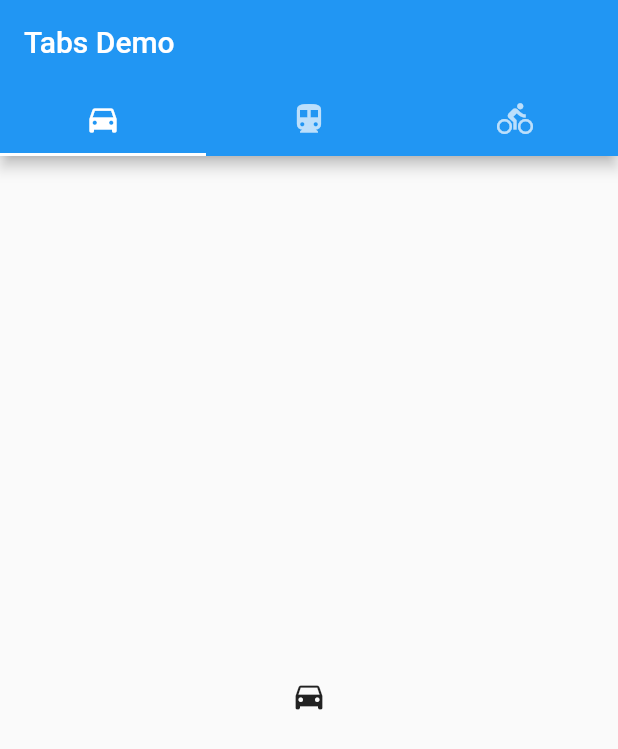
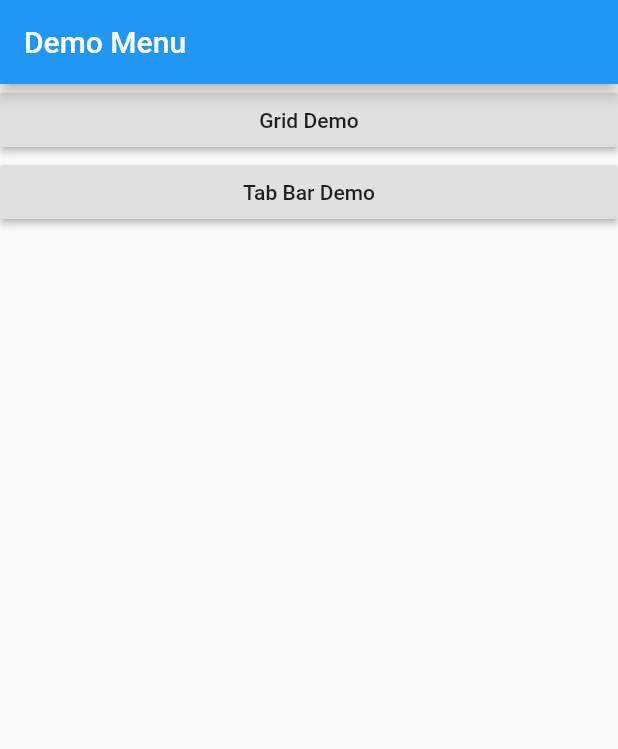
Before and after one commit to gyakhoe/examples, a Flutter app: the screen it shows after launch, on a phone screen of 412 x 824 dp. Shown: the top 749 px of the screen. Run offline on Flutter 3.47's test engine with Material 2 defaults, Android fonts, the phone set to English and light mode, and no system bars.

Commit message:
Menu list added for easy access to examples

```diff
--- /dev/null
+++ b/lib/demo_list.dart
@@ -0,0 +1,44 @@
+import 'package:examples/grid_view_demo.dart';
+import 'package:examples/tab_bar_demo.dart';
+import 'package:flutter/material.dart';
+
+class DemoList extends StatelessWidget {
+  @override
+  Widget build(BuildContext context) {
+    return Scaffold(
+      appBar: AppBar(
+        title: Text('Demo Menu'),
+      ),
+      body: ListView(
+        shrinkWrap: true,
+        reverse: true,
+        children: [
+          _menuListButton(
+              buttonText: 'Tab Bar Demo',
+              context: context,
+              newPage: TabBarDemo()),
+          _menuListButton(
+              buttonText: 'Grid Demo',
+              context: context,
+              newPage: GridViewExample()),
+        ],
+      ),
+    );
+  }
+
+  Widget _menuListButton({
+    @required String buttonText,
+    @required BuildContext context,
+    @required Widget newPage,
+  }) {
+    return RaisedButton(
+      child: Text(buttonText),
+      onPressed: () => Navigator.push(
+        context,
+        MaterialPageRoute(
+          builder: (context) => newPage,
+        ),
+      ),
+    );
+  }
+}
--- a/lib/main.dart
+++ b/lib/main.dart
@@ -1,5 +1,4 @@
-import 'package:examples/grid_view_demo.dart';
-import 'package:examples/tab_bar_demo.dart';
+import 'package:examples/demo_list.dart';
 import 'package:flutter/material.dart';
 
 void main() {
@@ -15,7 +14,7 @@ class MyApp extends StatelessWidget {
         primarySwatch: Colors.blue,
         visualDensity: VisualDensity.adaptivePlatformDensity,
       ),
-      home: TabBarDemo(),
+      home: DemoList(),
     );
   }
 }
```
